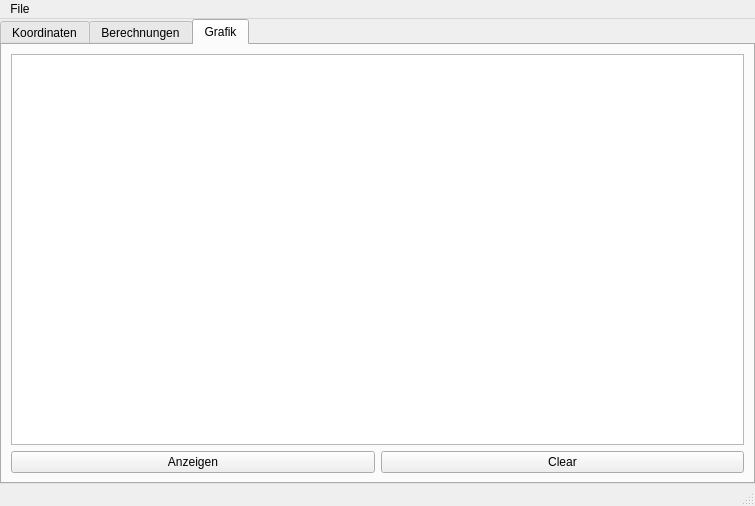
Qt form Test2.ui (LadontherealOne/GeoCalc) before a commit.
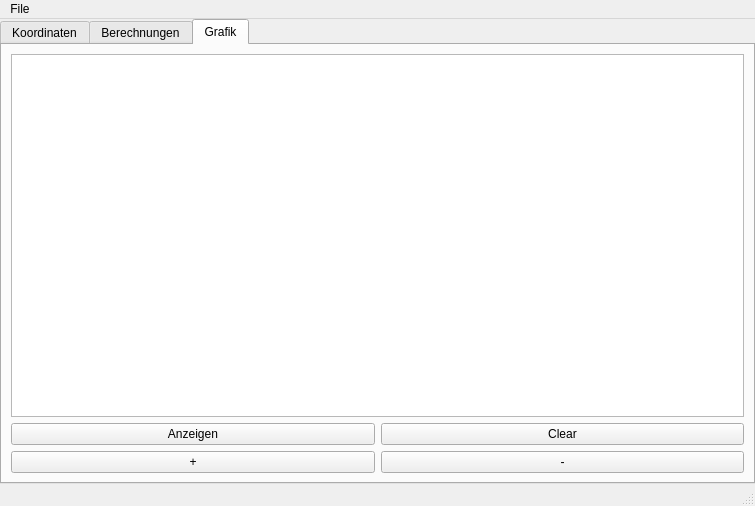
The same form after that commit.

```diff
--- a/Test2.ui
+++ b/Test2.ui
@@ -332,6 +332,9 @@
         <string>Grafik</string>
        </attribute>
        <layout class="QGridLayout" name="gridLayout_3">
+        <item row="0" column="0" colspan="2">
+         <widget class="QGraphicsView" name="grafik_grafik_graphicsview"/>
+        </item>
         <item row="1" column="0">
          <widget class="QPushButton" name="grafik_anzeigen_button">
           <property name="minimumSize">
@@ -352,8 +355,19 @@
           </property>
          </widget>
         </item>
-        <item row="0" column="0" colspan="2">
-         <widget class="QGraphicsView" name="grafik_grafik_graphicsview"/>
+        <item row="2" column="0">
+         <widget class="QPushButton" name="grafik_plus_button">
+          <property name="text">
+           <string>+</string>
+          </property>
+         </widget>
+        </item>
+        <item row="2" column="1">
+         <widget class="QPushButton" name="grafik_minus_button">
+          <property name="text">
+           <string>-</string>
+          </property>
+         </widget>
         </item>
        </layout>
       </widget>
@@ -387,7 +401,7 @@
     <string>Save</string>
    </property>
    <property name="shortcut">
-    <string>Ctrl+V</string>
+    <string>Ctrl+S</string>
    </property>
   </action>
  </widget>
```
